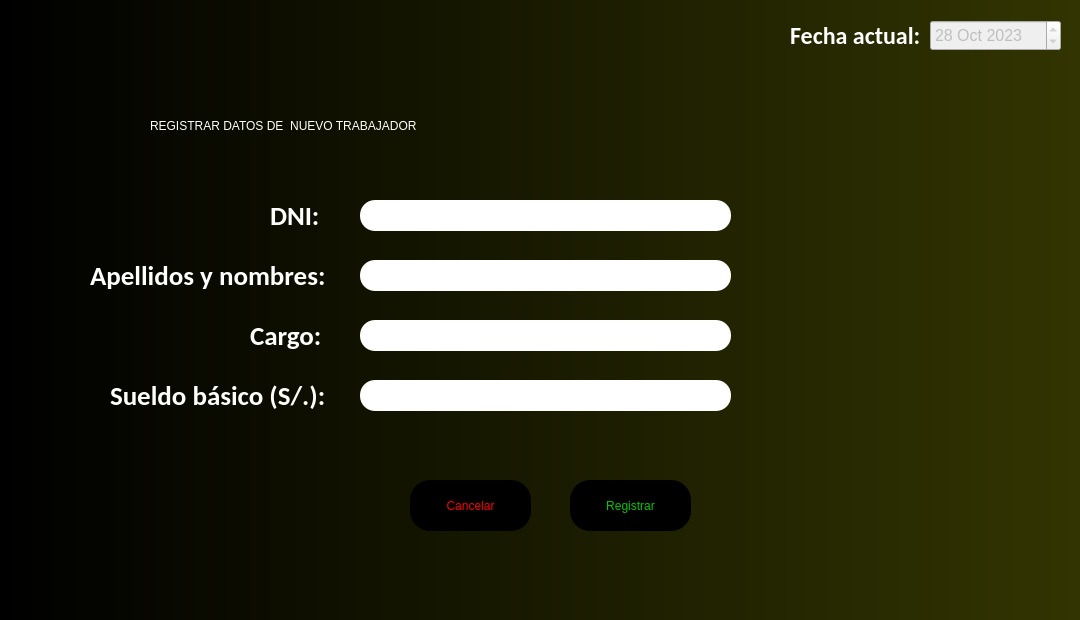
The window that src/otros_recursos/GUI/TrabajadorRegistrar.ui (JosueDanielGarciaBetancourt/CalculoSueldosProject) describes before a commit, drawn with Qt 5.
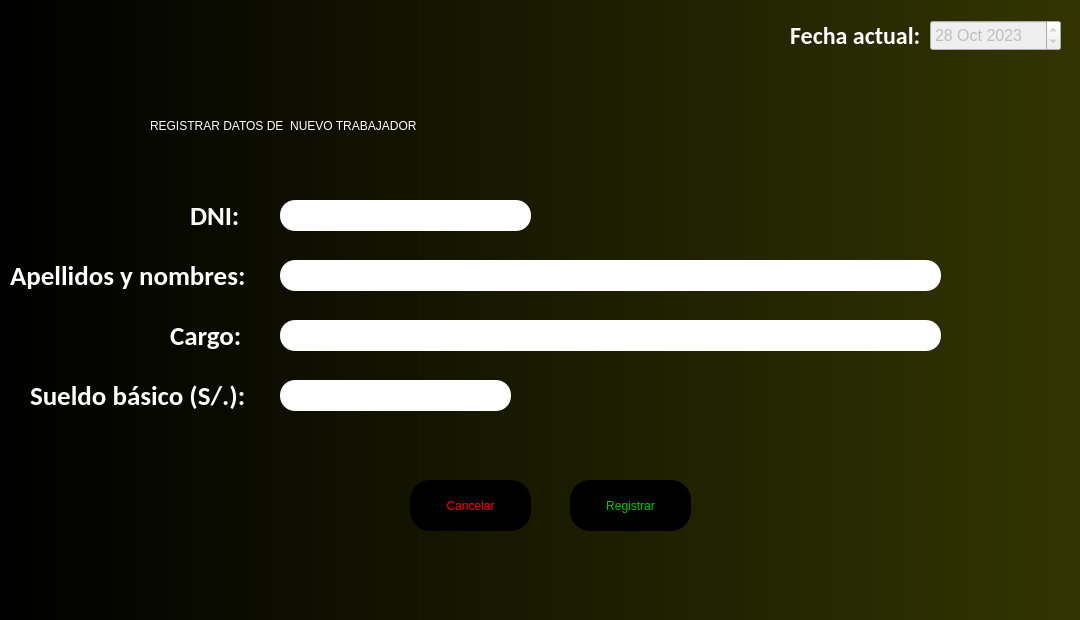
The same window after the commit.

The edit to the form file:
```diff
--- a/src/otros_recursos/GUI/TrabajadorRegistrar.ui
+++ b/src/otros_recursos/GUI/TrabajadorRegistrar.ui
@@ -82,7 +82,7 @@
    <widget class="QLabel" name="label_3">
     <property name="geometry">
      <rect>
-      <x>90</x>
+      <x>10</x>
       <y>240</y>
       <width>241</width>
       <height>71</height>
@@ -92,7 +92,6 @@
      <font>
       <family>Calibri</family>
       <pointsize>20</pointsize>
-      <weight>87</weight>
       <italic>false</italic>
       <bold>true</bold>
      </font>
@@ -112,7 +111,7 @@
    <widget class="QLabel" name="label_4">
     <property name="geometry">
      <rect>
-      <x>110</x>
+      <x>30</x>
       <y>360</y>
       <width>221</width>
       <height>71</height>
@@ -122,7 +121,6 @@
      <font>
       <family>Calibri</family>
       <pointsize>20</pointsize>
-      <weight>87</weight>
       <italic>false</italic>
       <bold>true</bold>
      </font>
@@ -216,7 +214,7 @@
    <widget class="QLabel" name="label_6">
     <property name="geometry">
      <rect>
-      <x>270</x>
+      <x>190</x>
       <y>180</y>
       <width>51</width>
       <height>71</height>
@@ -226,7 +224,6 @@
      <font>
       <family>Calibri</family>
       <pointsize>20</pointsize>
-      <weight>87</weight>
       <italic>false</italic>
       <bold>true</bold>
      </font>
@@ -243,7 +240,7 @@
    <widget class="QLabel" name="label_5">
     <property name="geometry">
      <rect>
-      <x>250</x>
+      <x>170</x>
       <y>300</y>
       <width>81</width>
       <height>71</height>
@@ -253,7 +250,6 @@
      <font>
       <family>Calibri</family>
       <pointsize>20</pointsize>
-      <weight>87</weight>
       <italic>false</italic>
       <bold>true</bold>
      </font>
@@ -269,9 +265,9 @@
    <widget class="QGroupBox" name="groupBox">
     <property name="geometry">
      <rect>
-      <x>350</x>
+      <x>270</x>
       <y>200</y>
-      <width>391</width>
+      <width>681</width>
       <height>221</height>
      </rect>
     </property>
@@ -287,7 +283,7 @@
       <rect>
        <x>10</x>
        <y>0</y>
-       <width>371</width>
+       <width>251</width>
        <height>31</height>
       </rect>
      </property>
@@ -306,7 +302,7 @@
       <rect>
        <x>10</x>
        <y>60</y>
-       <width>371</width>
+       <width>661</width>
        <height>31</height>
       </rect>
      </property>
@@ -325,7 +321,7 @@
       <rect>
        <x>10</x>
        <y>120</y>
-       <width>371</width>
+       <width>661</width>
        <height>31</height>
       </rect>
      </property>
@@ -344,7 +340,7 @@
       <rect>
        <x>10</x>
        <y>180</y>
-       <width>371</width>
+       <width>231</width>
        <height>31</height>
       </rect>
      </property>
```
Left out of the diff: 5 changed lines with no effect on the pictures.
